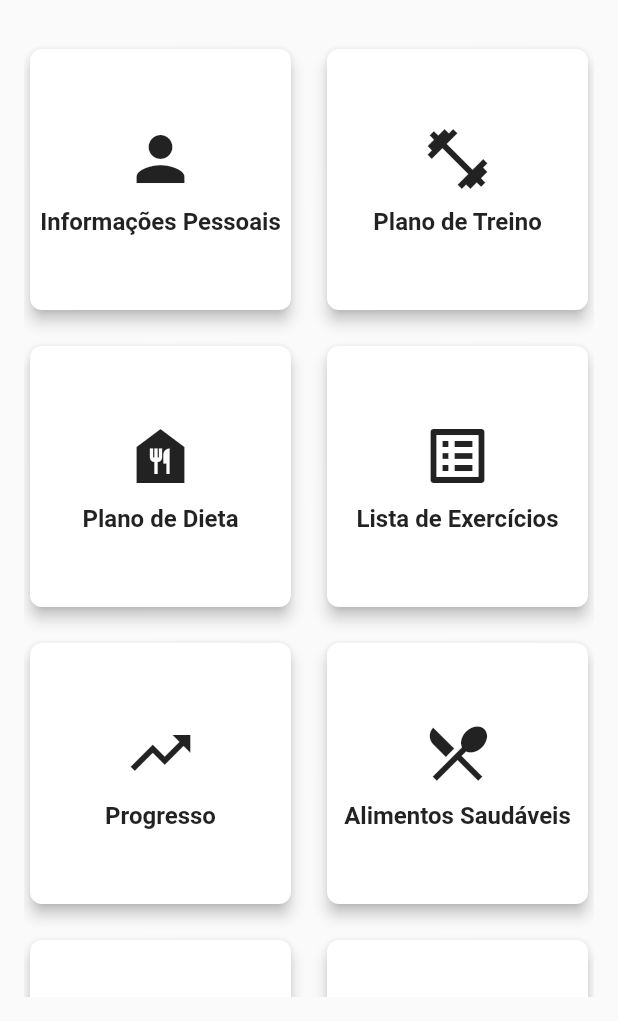
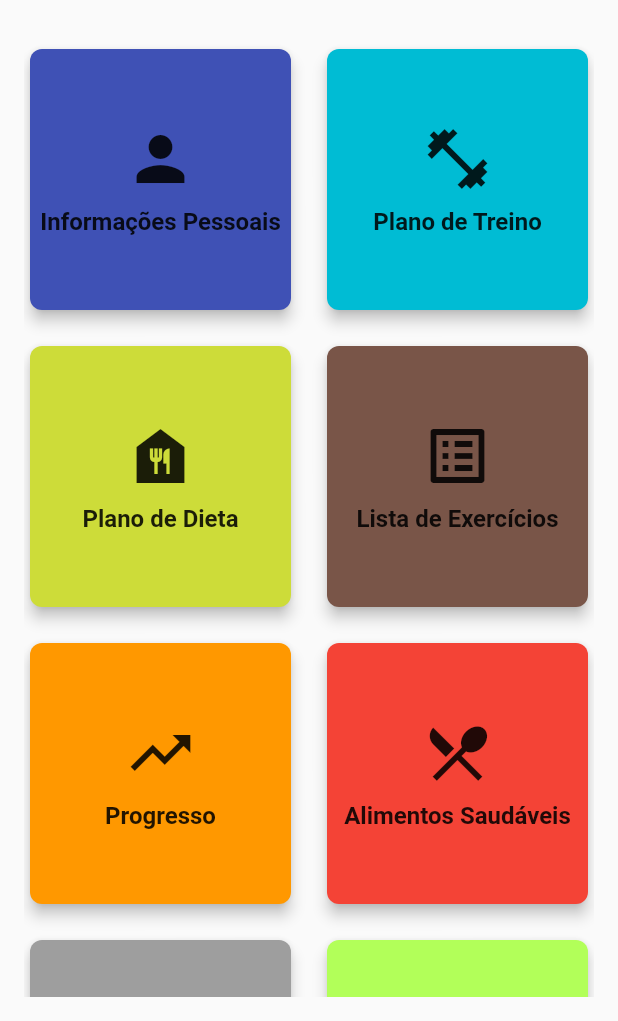
Before and after one commit to MatheusFreire7/flutter_TCC, a Flutter app: the screen it shows after launch, after a tap on "Entrar", on a phone screen of 412 x 824 dp, the part 215-1236 px from its top. Run offline on Flutter 3.47's test engine with Material 2 defaults, Android fonts, the phone set to English and light mode, and no system bars; our stand-ins replace charts_flutter, flutter_local_notifications, geolocator, shared_preferences; missing offline and left inert: background_fetch; network calls fail; Roboto replaces fonts that are missing (Work Sans).

Commit message:
Alterações na paleta de cores da tela inicial

```diff
--- a/lib/screens/telainicial.dart
+++ b/lib/screens/telainicial.dart
@@ -174,10 +174,6 @@ class _TelaInicialState extends State<TelaInicial> {
                 )
               ],
             ),
-            // PromotionBanner(
-            //   imageUrl: 'imagem',
-            //   text: 'Seja Bem vindo!',
-            // ),
             Expanded(
               child: Padding(
                 padding: const EdgeInsets.all(16.0),
@@ -187,6 +183,7 @@ class _TelaInicialState extends State<TelaInicial> {
                   crossAxisSpacing: 16,
                   children: [
                     CustomCard(
+                        color: Colors.indigo, // Defina a cor de fundo aqui
                         title: 'Informações Pessoais',
                         icon: Icons.person,
                         onTap: () {
@@ -199,6 +196,7 @@ class _TelaInicialState extends State<TelaInicial> {
                         },
                       ),
                     CustomCard(
+                       color: Colors.cyan, // Defina a cor de fundo aqui
                       title: 'Plano de Treino',
                       icon: Icons.fitness_center,
                       onTap: () {
@@ -211,6 +209,7 @@ class _TelaInicialState extends State<TelaInicial> {
                       },
                     ),
                     CustomCard(
+                       color: Colors.lime, // Defina a cor de fundo aqui
                       title: 'Plano de Dieta',
                       icon: Icons.food_bank,
                       onTap: () {
@@ -223,6 +222,7 @@ class _TelaInicialState extends State<TelaInicial> {
                       },
                     ),
                     CustomCard(
+                       color: Colors.brown, // Defina a cor de fundo aqui
                       title: 'Lista de Exercícios',
                       icon: Icons.list_alt,
                       onTap: () {
@@ -235,6 +235,7 @@ class _TelaInicialState extends State<TelaInicial> {
                       },
                     ),
                      CustomCard(
+                      color: Colors.orange, // Defina a cor de fundo aqui
                       title: 'Progresso',
                       icon: Icons.trending_up,
                       onTap: () {
@@ -247,6 +248,7 @@ class _TelaInicialState extends State<TelaInicial> {
                       },
                     ),
                     CustomCard(
+                       color: Colors.red, // Defina a cor de fundo aqui
                       title: 'Alimentos Saudáveis',
                       icon: Icons.restaurant_menu,
                       onTap: () {
@@ -259,6 +261,7 @@ class _TelaInicialState extends State<TelaInicial> {
                       },
                     ),
                     CustomCard(
+                       color: Colors.grey, // Defina a cor de fundo aqui
                       title: 'Configurações',
                       icon: Icons.settings,
                       onTap: () {
@@ -271,6 +274,7 @@ class _TelaInicialState extends State<TelaInicial> {
                       },
                     ),
                     CustomCard(
+                       color: Colors.lightGreenAccent, // Defina a cor de fundo aqui
                       title: 'Suporte',
                       icon: Icons.help_outline,
                       onTap: () {
@@ -323,11 +327,13 @@ class CustomCard extends StatelessWidget {
   final String title;
   final IconData icon;
   final VoidCallback onTap;
+  final Color color; // Adicionamos a propriedade de cor aqui
 
   const CustomCard({
     required this.title,
     required this.icon,
     required this.onTap,
+    required this.color, // Passamos a cor como parâmetro
   });
 
   @override
@@ -339,6 +345,7 @@ class CustomCard extends StatelessWidget {
         shape: RoundedRectangleBorder(
           borderRadius: BorderRadius.circular(8),
         ),
+        color: color, // Usamos a cor fornecida no fundo do Card
         child: Column(
           mainAxisAlignment: MainAxisAlignment.center,
           children: [
--- a/lib/settings/appConfig.dart
+++ b/lib/settings/appConfig.dart
@@ -1,7 +1,7 @@
 import 'package:flutter/material.dart';
 
 class AppConfig {
-  static ThemeData themeData = ThemeData.light();
+  static ThemeData themeData = ThemeData.light(useMaterial3: true);
   static Color appBarColor = Colors.white;
   static Color iconColor = Colors.black;
   static bool notificationsEnabled = true;
--- a/pubspec.yaml
+++ b/pubspec.yaml
@@ -38,7 +38,7 @@ dependencies:
   url_launcher: ^6.1.11
   charts_flutter: ^0.12.0
   geolocator: ^7.0.3
-  flutter_local_notifications: ^14.1.0
+  flutter_local_notifications: ^15.1.0+1
   shared_preferences: ^2.0.7
   background_fetch: ^1.1.6
 
```
Also changed, not shown: pubspec.lock, 1 other file. Lines whose indentation alone changed are shown as unchanged.
